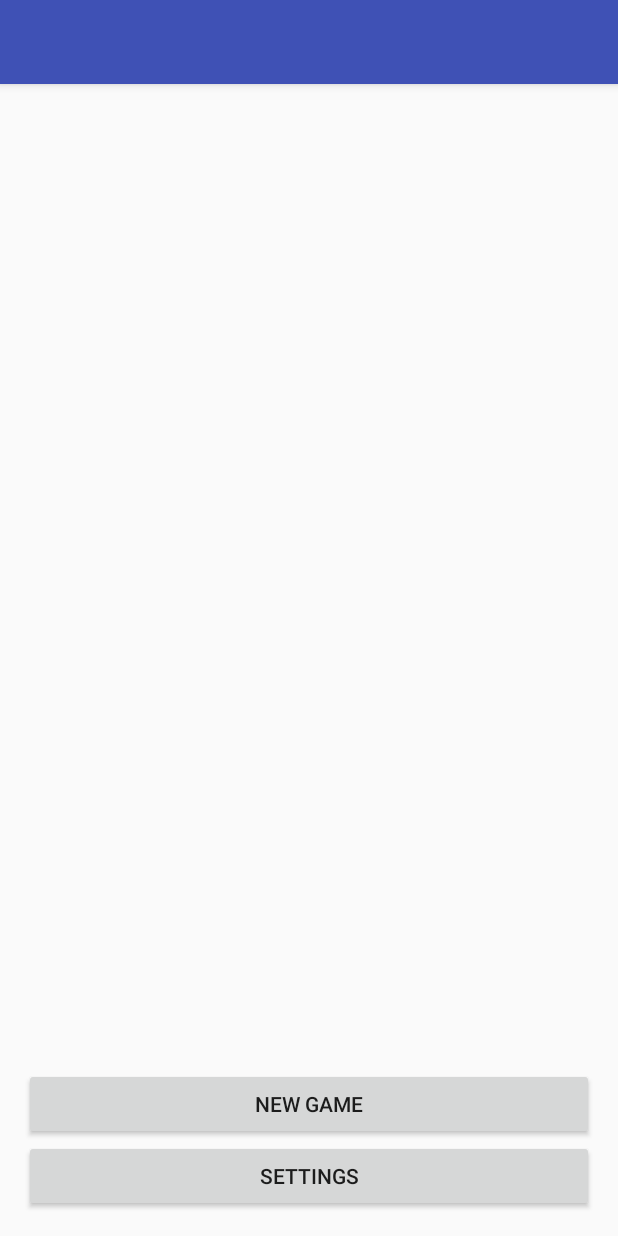
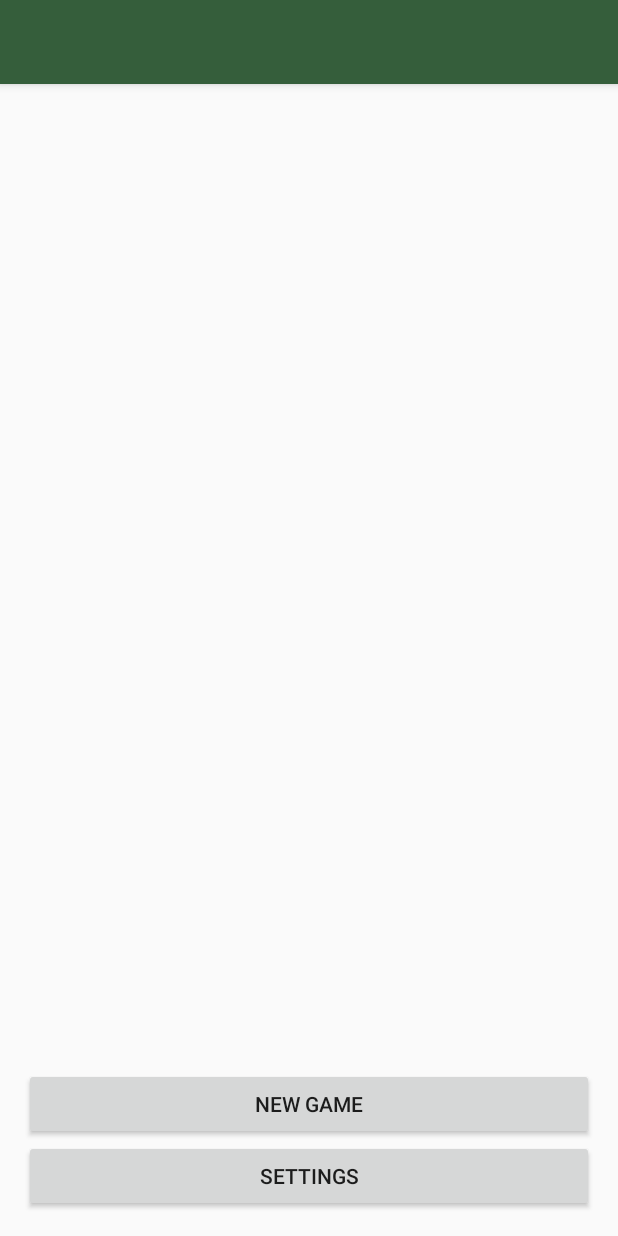
Before and after one commit to johnmartin108/BS, an Android app: the screen it shows after launch (MainActivity), on a phone screen of 412 x 824 dp. Run offline under Robolectric (Android 15) with nearby library versions, the phone set to English and light mode, and no system bars.

Commit message:
minor ui changes

```diff
--- a/BS/app/src/main/java/com/example/johnmartin/bs/WelcomeFragment.java
+++ b/BS/app/src/main/java/com/example/johnmartin/bs/WelcomeFragment.java
@@ -27,10 +27,5 @@ public class WelcomeFragment extends Fragment {
         return inflater.inflate(R.layout.fragment_welcome, container, false);
     }
 
-    public void startNewGame(View v) {
-        Intent i = new Intent(getActivity(), GameSetupActivity.class);
-        startActivity(i);
-
-    }
 
 }
--- a/BS/app/src/main/res/values/colors.xml
+++ b/BS/app/src/main/res/values/colors.xml
@@ -1,6 +1,6 @@
 <?xml version="1.0" encoding="utf-8"?>
 <resources>
-    <color name="colorPrimary">#3F51B5</color>
-    <color name="colorPrimaryDark">#303F9F</color>
-    <color name="colorAccent">#FF4081</color>
+    <color name="colorPrimary">#355e3b</color>
+    <color name="colorPrimaryDark">#233d27</color>
+    <color name="colorAccent">#800020</color>
 </resources>
--- a/BS/app/src/main/res/xml/preferences.xml
+++ b/BS/app/src/main/res/xml/preferences.xml
@@ -33,4 +33,6 @@
             android:layout_height="wrap_content"/>
 
     </PreferenceCategory>
+
+
 </PreferenceScreen>
```
Also changed, not shown: BS/app/src/main/java/com/example/johnmartin/bs/MainActivity.java (+8 -0 lines).
